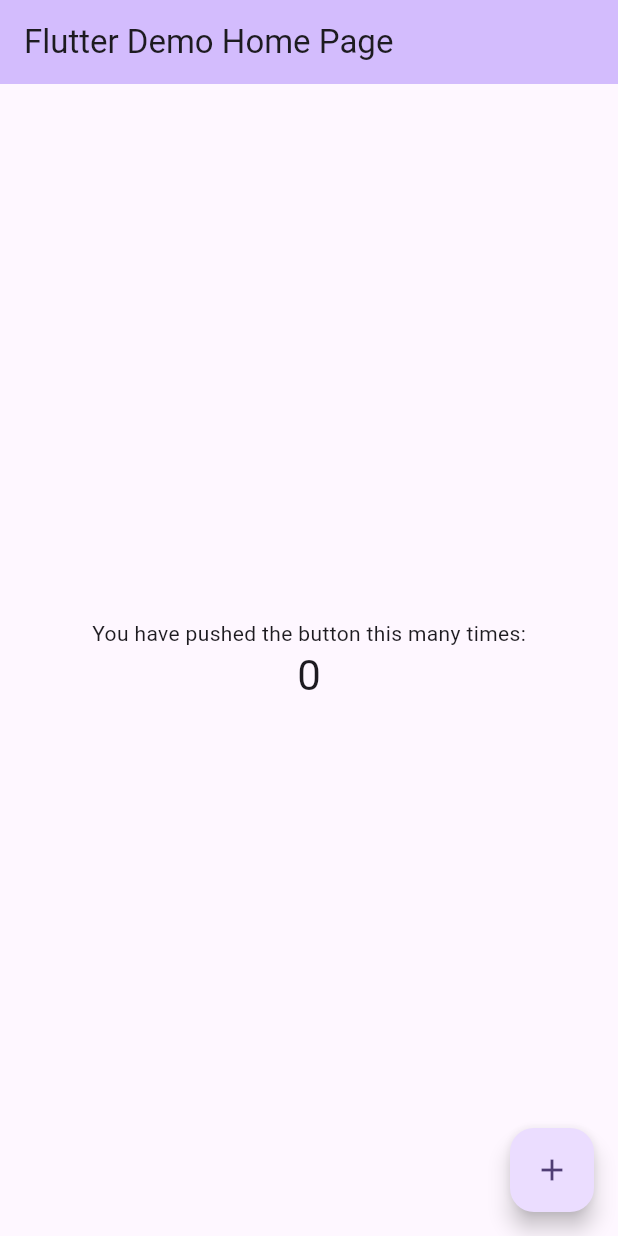
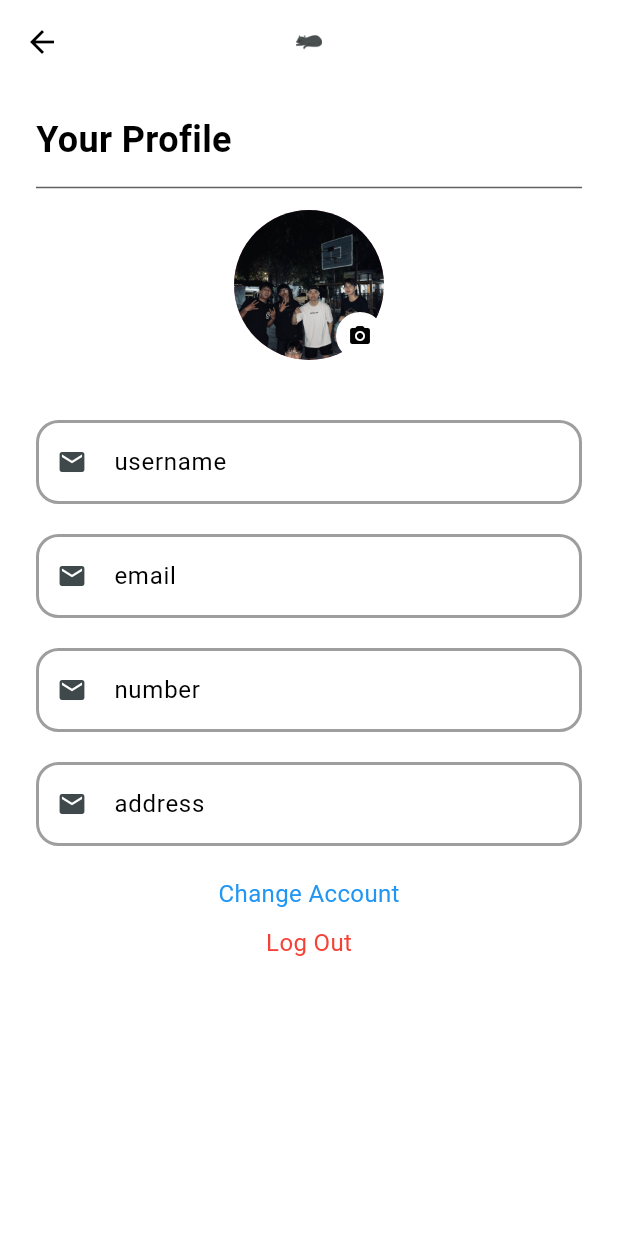
Before and after one commit to FaqihAinulyaqin/Tubes_PPB, a Flutter app: the screen it shows after launch, on a phone screen of 412 x 824 dp. Run offline on Flutter 3.47's test engine with Material 3 defaults, Android fonts, the phone set to English and light mode, and no system bars.

Commit message:
profilepage dan riwayat pembelian

```diff
--- /dev/null
+++ b/lib/components/fields.dart
@@ -0,0 +1,48 @@
+import 'package:flutter/material.dart';
+
+class Fields extends StatelessWidget {
+  final TextEditingController FieldsController;
+  final String label;
+  final String value;
+
+  const Fields({
+    super.key,
+    required this.FieldsController,
+    required this.label,
+    required this.value,
+  });
+
+  @override
+  Widget build(BuildContext context) {
+    return TextField(
+      controller: FieldsController, // Menghubungkan controller
+      decoration: InputDecoration(
+        prefixIcon: Icon(
+          Icons.email,
+          size: 20,
+        ),
+        labelText: label,
+        labelStyle: TextStyle(
+          color: Colors.black,
+        ),
+        border: OutlineInputBorder(
+          borderRadius: BorderRadius.circular(15),
+        ),
+        enabledBorder: OutlineInputBorder(
+          borderRadius: BorderRadius.circular(15),
+          borderSide: BorderSide(
+            color:  Colors.grey,
+            width: 2.0,
+          ),
+        ),
+        focusedBorder: OutlineInputBorder(
+          borderRadius: BorderRadius.circular(15),
+          borderSide: BorderSide(
+            color:  Colors.grey,
+            width: 2.0,
+          ),
+        ),
+      ),
+    );
+  }
+}
--- a/lib/main.dart
+++ b/lib/main.dart
@@ -1,4 +1,6 @@
 import 'package:flutter/material.dart';
+import 'package:ureveryday_ppb/pages/profilePage.dart';
+import 'package:ureveryday_ppb/pages/riwayatPembelian.dart';
 
   void main() {
     runApp(const MyApp());
@@ -7,119 +9,14 @@
   class MyApp extends StatelessWidget {
     const MyApp({super.key});
 
-  // This widget is the root of your application.
     @override
     Widget build(BuildContext context) {
       return MaterialApp(
-      title: 'Flutter Demo',
         theme: ThemeData(
-        // This is the theme of your application.
-        //
-        // TRY THIS: Try running your application with "flutter run". You'll see
-        // the application has a purple toolbar. Then, without quitting the app,
-        // try changing the seedColor in the colorScheme below to Colors.green
-        // and then invoke "hot reload" (save your changes or press the "hot
-        // reload" button in a Flutter-supported IDE, or press "r" if you used
-        // the command line to start the app).
-        //
-        // Notice that the counter didn't reset back to zero; the application
-        // state is not lost during the reload. To reset the state, use hot
-        // restart instead.
-        //
-        // This works for code too, not just values: Most code changes can be
-        // tested with just a hot reload.
-        colorScheme: ColorScheme.fromSeed(seedColor: Colors.deepPurple),
+          colorScheme: ColorScheme.fromSeed(seedColor: Colors.white),
           useMaterial3: true,
         ),
-      home: const MyHomePage(title: 'Flutter Demo Home Page'),
+        home:  Profilepage(),
       );
     }
   }
-
-class MyHomePage extends StatefulWidget {
-  const MyHomePage({super.key, required this.title});
-
-  // This widget is the home page of your application. It is stateful, meaning
-  // that it has a State object (defined below) that contains fields that affect
-  // how it looks.
-
-  // This class is the configuration for the state. It holds the values (in this
-  // case the title) provided by the parent (in this case the App widget) and
-  // used by the build method of the State. Fields in a Widget subclass are
-  // always marked "final".
-
-  final String title;
-
-  @override
-  State<MyHomePage> createState() => _MyHomePageState();
-}
-
-class _MyHomePageState extends State<MyHomePage> {
-  int _counter = 0;
-
-  void _incrementCounter() {
-    setState(() {
-      // This call to setState tells the Flutter framework that something has
-      // changed in this State, which causes it to rerun the build method below
-      // so that the display can reflect the updated values. If we changed
-      // _counter without calling setState(), then the build method would not be
-      // called again, and so nothing would appear to happen.
-      _counter++;
-    });
-  }
-
-  @override
-  Widget build(BuildContext context) {
-    // This method is rerun every time setState is called, for instance as done
-    // by the _incrementCounter method above.
-    //
-    // The Flutter framework has been optimized to make rerunning build methods
-    // fast, so that you can just rebuild anything that needs updating rather
-    // than having to individually change instances of widgets.
-    return Scaffold(
-      appBar: AppBar(
-        // TRY THIS: Try changing the color here to a specific color (to
-        // Colors.amber, perhaps?) and trigger a hot reload to see the AppBar
-        // change color while the other colors stay the same.
-        backgroundColor: Theme.of(context).colorScheme.inversePrimary,
-        // Here we take the value from the MyHomePage object that was created by
-        // the App.build method, and use it to set our appbar title.
-        title: Text(widget.title),
-      ),
-      body: Center(
-        // Center is a layout widget. It takes a single child and positions it
-        // in the middle of the parent.
-        child: Column(
-          // Column is also a layout widget. It takes a list of children and
-          // arranges them vertically. By default, it sizes itself to fit its
-          // children horizontally, and tries to be as tall as its parent.
-          //
-          // Column has various properties to control how it sizes itself and
-          // how it positions its children. Here we use mainAxisAlignment to
-          // center the children vertically; the main axis here is the vertical
-          // axis because Columns are vertical (the cross axis would be
-          // horizontal).
-          //
-          // TRY THIS: Invoke "debug painting" (choose the "Toggle Debug Paint"
-          // action in the IDE, or press "p" in the console), to see the
-          // wireframe for each widget.
-          mainAxisAlignment: MainAxisAlignment.center,
-          children: <Widget>[
-            const Text(
-              'You have pushed the button this many times:',
-            ),
-            Text(
-              '$_counter',
-              style: Theme.of(context).textTheme.headlineMedium,
-            ),
-          ],
-        ),
-      ),
-      floatingActionButton: FloatingActionButton(
-        onPressed: _incrementCounter,
-        tooltip: 'Increment',
-        child: const Icon(Icons.add),
-      ), // This trailing comma makes auto-formatting nicer for build methods.
-    );
-  }
-}
--- /dev/null
+++ b/lib/pages/ProfilePage.dart
@@ -0,0 +1,135 @@
+import 'package:flutter/material.dart';
+import 'package:ureveryday_ppb/components/fields.dart';
+
+class Profilepage extends StatefulWidget {
+  @override
+  State<Profilepage> createState() => _ProfilepageState();
+}
+
+class _ProfilepageState extends State<Profilepage> {
+  final TextEditingController UsernameController = TextEditingController();
+  final TextEditingController EmailController = TextEditingController();
+  final TextEditingController NumberController = TextEditingController();
+  final TextEditingController AddressController = TextEditingController();
+  @override
+  Widget build(BuildContext context) {
+    return Scaffold(
+      backgroundColor: Colors.white,
+      appBar: AppBar(
+        backgroundColor: Colors.white,
+        elevation: 0,
+        centerTitle: true,
+        title: Image.asset(
+          'assets/catSleeping.png', // Replace with your image path
+          height: 10, // Adjust height as needed
+        ),
+        leading: IconButton(
+          icon: Icon(Icons.arrow_back, color: Colors.black),
+          onPressed: () {
+            Navigator.pop(context);
+          },
+        ),
+      ),
+      body: SingleChildScrollView(
+        child: Padding(
+          padding: const EdgeInsets.symmetric(horizontal: 24.0),
+          child: Column(
+            children: [
+              SizedBox(height: 20),
+              // Gambar Profil dan Icon Edit
+              Align(
+                alignment: Alignment.centerLeft,
+                child: Text(
+                  'Your Profile',
+                  style: TextStyle(
+                    fontSize: 24,
+                    fontWeight: FontWeight.bold,
+                    color: Colors.black,
+                  ),
+                ),
+              ),
+
+              Divider(color: Colors.grey[700], thickness: 1, height: 30),
+              Stack(
+                alignment: Alignment.center,
+                children: [
+                  CircleAvatar(
+                    radius: 50,
+                    backgroundColor: Colors.pink[100],
+                    backgroundImage:
+                        AssetImage('assets/pp.jpg'), // Path ke gambar profil
+                  ),
+                  Positioned(
+                    bottom: 0,
+                    right: 0,
+                    child: CircleAvatar(
+                      radius: 16,
+                      backgroundColor: Colors.white,
+                      child: Icon(
+                        Icons.camera_alt,
+                        size: 16,
+                        color: Colors.black,
+                      ),
+                    ),
+                  ),
+                ],
+              ),
+              SizedBox(height: 20),
+              // Title Profil
+
+              SizedBox(height: 20),
+              // Form Profil
+              Fields(
+                  FieldsController: UsernameController,
+                  label: 'username',
+                  value: 'value'),
+              SizedBox(height: 20),
+              Fields(
+                  FieldsController: EmailController,
+                  label: 'email',
+                  value: 'value'),
+              SizedBox(height: 20),
+              Fields(
+                  FieldsController: NumberController,
+                  label: 'number',
+                  value: 'value'),
+              SizedBox(height: 20),
+              Fields(
+                  FieldsController: AddressController,
+                  label: 'address',
+                  value: 'value'),
+              SizedBox(height: 20),
+              // Tombol Change Account dan Log Out
+              GestureDetector(
+                onTap: () {
+                  // Aksi untuk ganti akun
+                },
+                child: Text(
+                  'Change Account',
+                  style: TextStyle(
+                    color: Colors.blue,
+                    fontSize: 16,
+                  ),
+                ),
+              ),
+              SizedBox(height: 10),
+              GestureDetector(
+                onTap: () {
+                  // Aksi untuk log out
+                },
+                child: Text(
+                  'Log Out',
+                  style: TextStyle(
+                    color: Colors.red,
+                    fontSize: 16,
+                  ),
+                ),
+              ),
+              SizedBox(height: 20),
+            ],
+          ),
+        ),
+      ),
+    );
+  }
+}
--- a/pubspec.yaml
+++ b/pubspec.yaml
@@ -57,7 +57,8 @@ flutter:
   # included with your application, so that you can use the icons in
   # the material Icons class.
   uses-material-design: true
-
+  assets:
+    - assets/
   # To add assets to your application, add an assets section, like this:
   # assets:
   #   - images/a_dot_burr.jpeg
```
Also changed, not shown: lib/pages/riwayatPembelian.dart (added, +223 -0 lines), assets/catSleeping.png (added), assets/pp.jpg (added). Lines whose indentation alone changed are shown as unchanged.
